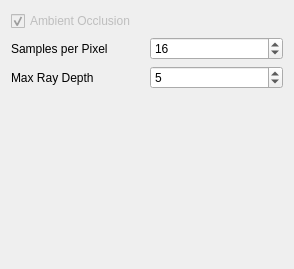
Qt form ParaView/OSPRayViewOptions.ui (TACC/pvOSPRay) before a commit.
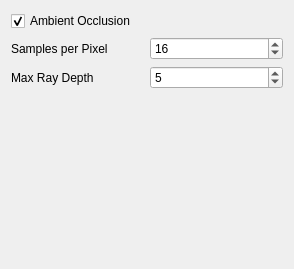
The same form after that commit.

Patch:
```diff
--- a/ParaView/OSPRayViewOptions.ui
+++ b/ParaView/OSPRayViewOptions.ui
@@ -122,7 +122,7 @@
       <bool>true</bool>
     </property>     
     <property name="enabled">
-      <bool>false</bool>
+      <bool>true</bool>
     </property>
     </widget> 
    </item> 
```
